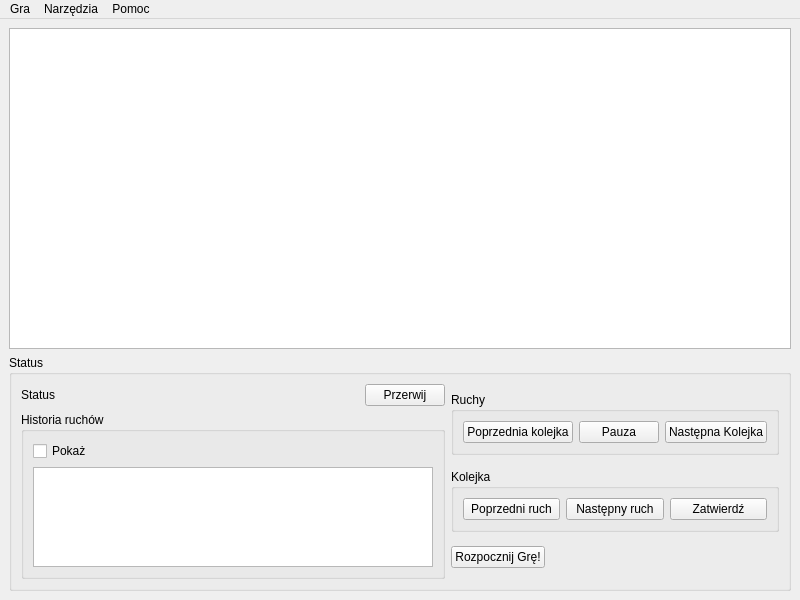
Before: the Qt Designer form src/MainWindow.ui in Tommalla/Diaballik, drawn with Qt 5.
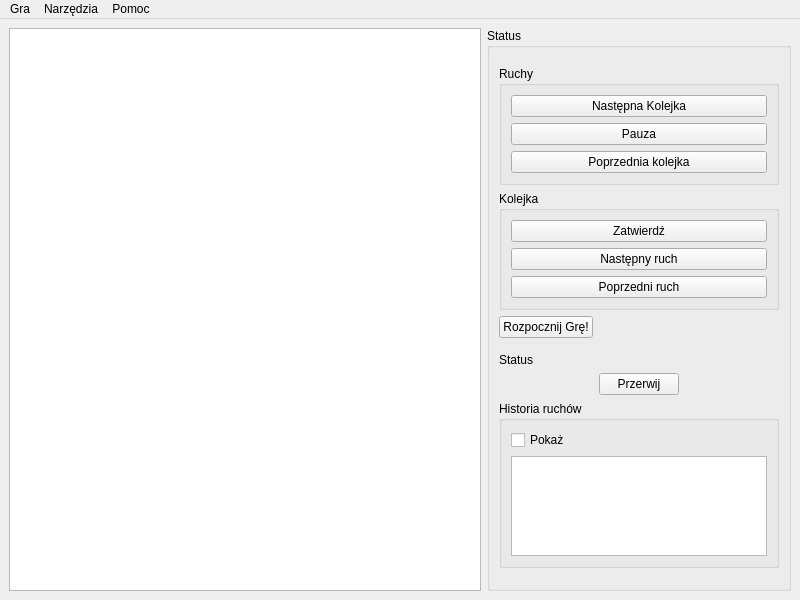
After: the same form once the commit is applied.

Commit message: Added improved GUI (control panel moved to the right).

The edit to the form file:
```diff
--- a/src/MainWindow.ui
+++ b/src/MainWindow.ui
@@ -16,14 +16,14 @@
   <widget class="QWidget" name="centralwidget">
    <layout class="QGridLayout" name="gridLayout">
     <item row="0" column="0">
-     <layout class="QVBoxLayout" name="verticalLayout">
+     <layout class="QHBoxLayout" name="horizontalLayout_5">
       <item>
        <widget class="QGraphicsView" name="graphicsView"/>
       </item>
       <item>
        <widget class="QGroupBox" name="groupBox">
         <property name="sizePolicy">
-         <sizepolicy hsizetype="Minimum" vsizetype="Maximum">
+         <sizepolicy hsizetype="Maximum" vsizetype="Minimum">
           <horstretch>0</horstretch>
           <verstretch>0</verstretch>
          </sizepolicy>
@@ -37,21 +37,116 @@
         <property name="title">
          <string>Status</string>
         </property>
-        <layout class="QHBoxLayout" name="horizontalLayout_4">
+        <layout class="QVBoxLayout" name="verticalLayout">
+         <item>
+          <layout class="QVBoxLayout" name="verticalLayout_5">
+           <property name="sizeConstraint">
+            <enum>QLayout::SetMinimumSize</enum>
+           </property>
+           <item>
+            <widget class="QGroupBox" name="groupBox_2">
+             <property name="sizePolicy">
+              <sizepolicy hsizetype="MinimumExpanding" vsizetype="Maximum">
+               <horstretch>0</horstretch>
+               <verstretch>0</verstretch>
+              </sizepolicy>
+             </property>
+             <property name="title">
+              <string>Ruchy</string>
+             </property>
+             <layout class="QVBoxLayout" name="verticalLayout_4">
+              <item>
+               <widget class="QPushButton" name="pushButton_4">
+                <property name="text">
+                 <string>Następna Kolejka</string>
+                </property>
+               </widget>
+              </item>
+              <item>
+               <widget class="QPushButton" name="pushButton_3">
+                <property name="text">
+                 <string>Pauza</string>
+                </property>
+               </widget>
+              </item>
+              <item>
+               <widget class="QPushButton" name="pushButton_2">
+                <property name="text">
+                 <string>Poprzednia kolejka</string>
+                </property>
+               </widget>
+              </item>
+             </layout>
+            </widget>
+           </item>
+           <item>
+            <widget class="QGroupBox" name="groupBox_4">
+             <property name="sizePolicy">
+              <sizepolicy hsizetype="MinimumExpanding" vsizetype="Maximum">
+               <horstretch>0</horstretch>
+               <verstretch>0</verstretch>
+              </sizepolicy>
+             </property>
+             <property name="title">
+              <string>Kolejka</string>
+             </property>
+             <layout class="QVBoxLayout" name="verticalLayout_6">
+              <item>
+               <widget class="QPushButton" name="pushButton_6">
+                <property name="text">
+                 <string>Zatwierdź</string>
+                </property>
+               </widget>
+              </item>
+              <item>
+               <widget class="QPushButton" name="pushButton_7">
+                <property name="text">
+                 <string>Następny ruch</string>
+                </property>
+               </widget>
+              </item>
+              <item>
+               <widget class="QPushButton" name="pushButton_5">
+                <property name="text">
+                 <string>Poprzedni ruch</string>
+                </property>
+               </widget>
+              </item>
+             </layout>
+            </widget>
+           </item>
+           <item>
+            <widget class="QPushButton" name="pushButton_8">
+             <property name="sizePolicy">
+              <sizepolicy hsizetype="Fixed" vsizetype="Fixed">
+               <horstretch>0</horstretch>
+               <verstretch>0</verstretch>
+              </sizepolicy>
+             </property>
+             <property name="layoutDirection">
+              <enum>Qt::LeftToRight</enum>
+             </property>
+             <property name="text">
+              <string>Rozpocznij Grę!</string>
+             </property>
+            </widget>
+           </item>
+          </layout>
+         </item>
          <item>
           <layout class="QVBoxLayout" name="verticalLayout_3">
            <property name="sizeConstraint">
             <enum>QLayout::SetMaximumSize</enum>
            </property>
            <item>
-            <layout class="QHBoxLayout" name="horizontalLayout_2">
+            <layout class="QVBoxLayout" name="verticalLayout_7">
              <property name="sizeConstraint">
               <enum>QLayout::SetMinimumSize</enum>
              </property>
              <item>
               <widget class="QLabel" name="label">
                <property name="sizePolicy">
-                <sizepolicy hsizetype="Minimum" vsizetype="Preferred">
+                <sizepolicy hsizetype="Minimum" vsizetype="Maximum">
                  <horstretch>0</horstretch>
                  <verstretch>0</verstretch>
                 </sizepolicy>
@@ -61,7 +156,7 @@
                </property>
               </widget>
              </item>
-             <item>
+             <item alignment="Qt::AlignHCenter">
               <widget class="QPushButton" name="pushButton">
                <property name="sizePolicy">
                 <sizepolicy hsizetype="Maximum" vsizetype="Fixed">
@@ -116,101 +211,6 @@
            </item>
           </layout>
          </item>
-         <item>
-          <layout class="QVBoxLayout" name="verticalLayout_5">
-           <property name="sizeConstraint">
-            <enum>QLayout::SetMinimumSize</enum>
-           </property>
-           <item>
-            <widget class="QGroupBox" name="groupBox_2">
-             <property name="sizePolicy">
-              <sizepolicy hsizetype="Minimum" vsizetype="Maximum">
-               <horstretch>0</horstretch>
-               <verstretch>0</verstretch>
-              </sizepolicy>
-             </property>
-             <property name="title">
-              <string>Ruchy</string>
-             </property>
-             <layout class="QHBoxLayout" name="horizontalLayout">
-              <item>
-               <widget class="QPushButton" name="pushButton_2">
-                <property name="text">
-                 <string>Poprzednia kolejka</string>
-                </property>
-               </widget>
-              </item>
-              <item>
-               <widget class="QPushButton" name="pushButton_3">
-                <property name="text">
-                 <string>Pauza</string>
-                </property>
-               </widget>
-              </item>
-              <item>
-               <widget class="QPushButton" name="pushButton_4">
-                <property name="text">
-                 <string>Następna Kolejka</string>
-                </property>
-               </widget>
-              </item>
-             </layout>
-            </widget>
-           </item>
-           <item>
-            <widget class="QGroupBox" name="groupBox_4">
-             <property name="sizePolicy">
-              <sizepolicy hsizetype="Minimum" vsizetype="Maximum">
-               <horstretch>0</horstretch>
-               <verstretch>0</verstretch>
-              </sizepolicy>
-             </property>
-             <property name="title">
-              <string>Kolejka</string>
-             </property>
-             <layout class="QHBoxLayout" name="horizontalLayout_3">
-              <item>
-               <widget class="QPushButton" name="pushButton_5">
-                <property name="text">
-                 <string>Poprzedni ruch</string>
-                </property>
-               </widget>
-              </item>
-              <item>
-               <widget class="QPushButton" name="pushButton_7">
-                <property name="text">
-                 <string>Następny ruch</string>
-                </property>
-               </widget>
-              </item>
-              <item>
-               <widget class="QPushButton" name="pushButton_6">
-                <property name="text">
-                 <string>Zatwierdź</string>
-                </property>
-               </widget>
-              </item>
-             </layout>
-            </widget>
-           </item>
-           <item>
-            <widget class="QPushButton" name="pushButton_8">
-             <property name="sizePolicy">
-              <sizepolicy hsizetype="Fixed" vsizetype="Fixed">
-               <horstretch>0</horstretch>
-               <verstretch>0</verstretch>
-              </sizepolicy>
-             </property>
-             <property name="layoutDirection">
-              <enum>Qt::LeftToRight</enum>
-             </property>
-             <property name="text">
-              <string>Rozpocznij Grę!</string>
-             </property>
-            </widget>
-           </item>
-          </layout>
-         </item>
         </layout>
         <zorder>graphicsView</zorder>
         <zorder>graphicsView</zorder>
```
Left out of the diff: 6 changed lines with no effect on the pictures.
